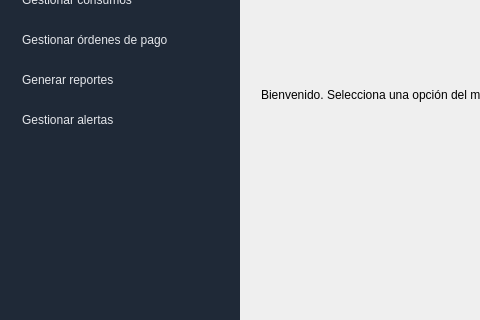
Before: the Qt Designer form src/components/main/main.ui in dejovi2305/gestion_facturas, drawn with Qt 5; both pictures show x 0 to 480 and y 294 to 614 of the 1200 by 800 pixel window.
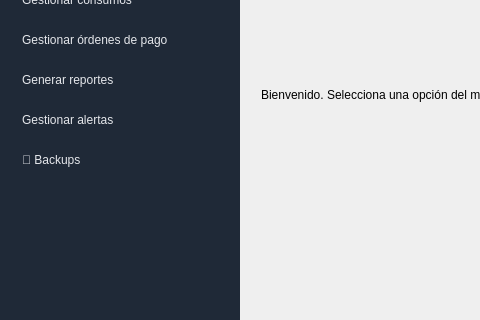
After: the same form once the commit is applied. Icons and pictures are not drawn.

Commit message: feat: Se agrega un sistema de backups robusto.

Diff of the .ui file:
```diff
--- a/src/components/main/main.ui
+++ b/src/components/main/main.ui
@@ -272,6 +272,16 @@
          </property>
         </widget>
        </item>
+       <item>
+        <widget class="QPushButton" name="btn_backups">
+         <property name="text">
+          <string>💾 Backups</string>
+         </property>
+         <property name="checkable">
+          <bool>true</bool>
+         </property>
+        </widget>
+       </item>
        <item>
         <spacer name="verticalSpacer">
          <property name="orientation">
```
The commit also changes 7 other files.
